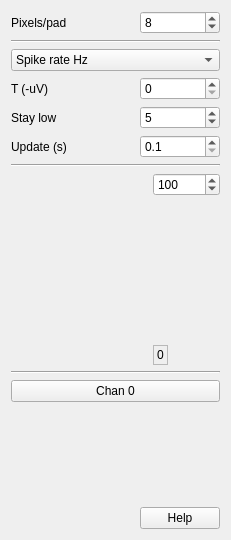
This is Forms/SVShankViewTab.ui in billkarsh/SpikeGLX as Qt 5 draws it before an edit. The edited form follows.
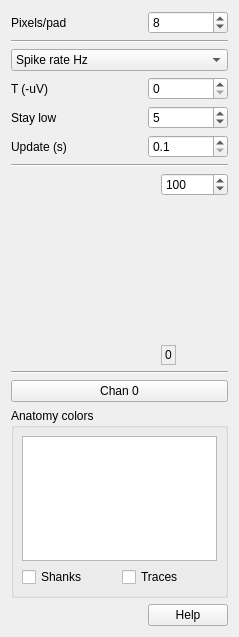
This is the edited form. Custom widgets are drawn as their Qt base class.

Commit message: Legend in the making

Diff of the .ui file:
```diff
--- a/Forms/SVShankViewTab.ui
+++ b/Forms/SVShankViewTab.ui
@@ -6,56 +6,22 @@
    <rect>
     <x>0</x>
     <y>0</y>
-    <width>231</width>
-    <height>540</height>
+    <width>239</width>
+    <height>637</height>
    </rect>
   </property>
   <property name="windowTitle">
    <string>Form</string>
   </property>
-  <layout class="QGridLayout" name="gridLayout_2" rowstretch="0,0,0,0,0,0,0,0,0,0,1,0">
-   <item row="9" column="0" colspan="3">
-    <widget class="QPushButton" name="chanBut">
-     <property name="sizePolicy">
-      <sizepolicy hsizetype="MinimumExpanding" vsizetype="Fixed">
-       <horstretch>0</horstretch>
-       <verstretch>0</verstretch>
-      </sizepolicy>
-     </property>
-     <property name="toolTip">
-      <string>Selected channel (click to find)</string>
-     </property>
+  <layout class="QGridLayout" name="gridLayout_3">
+   <item row="0" column="0">
+    <widget class="QLabel" name="label">
      <property name="text">
-      <string>Chan 0</string>
+      <string>Pixels/pad</string>
      </property>
     </widget>
    </item>
-   <item row="4" column="2">
-    <widget class="QSpinBox" name="inarowSB">
-     <property name="sizePolicy">
-      <sizepolicy hsizetype="Preferred" vsizetype="Fixed">
-       <horstretch>0</horstretch>
-       <verstretch>0</verstretch>
-      </sizepolicy>
-     </property>
-     <property name="toolTip">
-      <string>Stay beyond threshold this many counts</string>
-     </property>
-     <property name="minimum">
-      <number>1</number>
-     </property>
-     <property name="maximum">
-      <number>100</number>
-     </property>
-     <property name="singleStep">
-      <number>1</number>
-     </property>
-     <property name="value">
-      <number>5</number>
-     </property>
-    </widget>
-   </item>
-   <item row="0" column="2">
+   <item row="0" column="1">
     <widget class="QSpinBox" name="ypixSB">
      <property name="sizePolicy">
       <sizepolicy hsizetype="Preferred" vsizetype="Fixed">
@@ -80,14 +46,7 @@
      </property>
     </widget>
    </item>
-   <item row="5" column="0">
-    <widget class="QLabel" name="label_4">
-     <property name="text">
-      <string>Update (s)</string>
-     </property>
-    </widget>
-   </item>
-   <item row="1" column="0" colspan="3">
+   <item row="1" column="0" colspan="2">
     <widget class="Line" name="line">
      <property name="sizePolicy">
       <sizepolicy hsizetype="MinimumExpanding" vsizetype="Fixed">
@@ -106,7 +65,14 @@
      </property>
     </widget>
    </item>
-   <item row="3" column="2">
+   <item row="3" column="0">
+    <widget class="QLabel" name="label_2">
+     <property name="text">
+      <string>T (-uV)</string>
+     </property>
+    </widget>
+   </item>
+   <item row="3" column="1">
     <widget class="QSpinBox" name="TSB">
      <property name="sizePolicy">
       <sizepolicy hsizetype="Preferred" vsizetype="Fixed">
@@ -125,39 +91,46 @@
      </property>
     </widget>
    </item>
-   <item row="6" column="0" colspan="3">
-    <widget class="Line" name="line_2">
-     <property name="sizePolicy">
-      <sizepolicy hsizetype="MinimumExpanding" vsizetype="Fixed">
-       <horstretch>0</horstretch>
-       <verstretch>0</verstretch>
-      </sizepolicy>
-     </property>
-     <property name="minimumSize">
-      <size>
-       <width>20</width>
-       <height>0</height>
-      </size>
-     </property>
-     <property name="orientation">
-      <enum>Qt::Horizontal</enum>
+   <item row="4" column="0">
+    <widget class="QLabel" name="label_3">
+     <property name="text">
+      <string>Stay low</string>
      </property>
     </widget>
    </item>
-   <item row="11" column="2">
-    <widget class="QPushButton" name="helpBut">
+   <item row="4" column="1">
+    <widget class="QSpinBox" name="inarowSB">
      <property name="sizePolicy">
       <sizepolicy hsizetype="Preferred" vsizetype="Fixed">
        <horstretch>0</horstretch>
        <verstretch>0</verstretch>
       </sizepolicy>
      </property>
+     <property name="toolTip">
+      <string>Stay beyond threshold this many counts</string>
+     </property>
+     <property name="minimum">
+      <number>1</number>
+     </property>
+     <property name="maximum">
+      <number>100</number>
+     </property>
+     <property name="singleStep">
+      <number>1</number>
+     </property>
+     <property name="value">
+      <number>5</number>
+     </property>
+    </widget>
+   </item>
+   <item row="5" column="0">
+    <widget class="QLabel" name="label_4">
      <property name="text">
-      <string>Help</string>
+      <string>Update (s)</string>
      </property>
     </widget>
    </item>
-   <item row="5" column="2">
+   <item row="5" column="1">
     <widget class="QDoubleSpinBox" name="updtSB">
      <property name="sizePolicy">
       <sizepolicy hsizetype="Preferred" vsizetype="Fixed">
@@ -182,8 +155,8 @@
      </property>
     </widget>
    </item>
-   <item row="8" column="0" colspan="3">
-    <widget class="Line" name="line_3">
+   <item row="6" column="0" colspan="2">
+    <widget class="Line" name="line_2">
      <property name="sizePolicy">
       <sizepolicy hsizetype="MinimumExpanding" vsizetype="Fixed">
        <horstretch>0</horstretch>
@@ -201,60 +174,7 @@
      </property>
     </widget>
    </item>
-   <item row="2" column="0" colspan="3">
-    <widget class="QComboBox" name="whatCB">
-     <item>
-      <property name="text">
-       <string>Spike rate Hz</string>
-      </property>
-     </item>
-     <item>
-      <property name="text">
-       <string>AP pk-pk uV</string>
-      </property>
-     </item>
-     <item>
-      <property name="text">
-       <string>LF pk-pk uV</string>
-      </property>
-     </item>
-    </widget>
-   </item>
-   <item row="3" column="0">
-    <widget class="QLabel" name="label_2">
-     <property name="text">
-      <string>T (-uV)</string>
-     </property>
-    </widget>
-   </item>
-   <item row="4" column="0">
-    <widget class="QLabel" name="label_3">
-     <property name="text">
-      <string>Stay low</string>
-     </property>
-    </widget>
-   </item>
-   <item row="0" column="0">
-    <widget class="QLabel" name="label">
-     <property name="text">
-      <string>Pixels/pad</string>
-     </property>
-    </widget>
-   </item>
-   <item row="10" column="1">
-    <spacer name="verticalSpacer_2">
-     <property name="orientation">
-      <enum>Qt::Vertical</enum>
-     </property>
-     <property name="sizeHint" stdset="0">
-      <size>
-       <width>20</width>
-       <height>40</height>
-      </size>
-     </property>
-    </spacer>
-   </item>
-   <item row="7" column="0" colspan="3">
+   <item row="7" column="0" colspan="2">
     <layout class="QGridLayout" name="gridLayout" columnstretch="0,0,0">
      <item row="0" column="2">
       <widget class="QSpinBox" name="rngSB">
@@ -344,6 +264,91 @@
      </item>
     </layout>
    </item>
+   <item row="8" column="0" colspan="2">
+    <widget class="Line" name="line_3">
+     <property name="sizePolicy">
+      <sizepolicy hsizetype="MinimumExpanding" vsizetype="Fixed">
+       <horstretch>0</horstretch>
+       <verstretch>0</verstretch>
+      </sizepolicy>
+     </property>
+     <property name="minimumSize">
+      <size>
+       <width>20</width>
+       <height>0</height>
+      </size>
+     </property>
+     <property name="orientation">
+      <enum>Qt::Horizontal</enum>
+     </property>
+    </widget>
+   </item>
+   <item row="10" column="0" colspan="2">
+    <widget class="QGroupBox" name="anatomyGB">
+     <property name="title">
+      <string>Anatomy colors</string>
+     </property>
+     <layout class="QGridLayout" name="gridLayout_2">
+      <property name="leftMargin">
+       <number>8</number>
+      </property>
+      <property name="topMargin">
+       <number>8</number>
+      </property>
+      <property name="rightMargin">
+       <number>8</number>
+      </property>
+      <property name="bottomMargin">
+       <number>8</number>
+      </property>
+      <item row="0" column="0" colspan="2">
+       <widget class="QTextEdit" name="legendTE">
+        <property name="sizePolicy">
+         <sizepolicy hsizetype="Expanding" vsizetype="Expanding">
+          <horstretch>0</horstretch>
+          <verstretch>0</verstretch>
+         </sizepolicy>
+        </property>
+        <property name="focusPolicy">
+         <enum>Qt::NoFocus</enum>
+        </property>
+        <property name="horizontalScrollBarPolicy">
+         <enum>Qt::ScrollBarAsNeeded</enum>
+        </property>
+        <property name="sizeAdjustPolicy">
+         <enum>QAbstractScrollArea::AdjustIgnored</enum>
+        </property>
+        <property name="autoFormatting">
+         <set>QTextEdit::AutoNone</set>
+        </property>
+        <property name="undoRedoEnabled">
+         <bool>false</bool>
+        </property>
+        <property name="lineWrapMode">
+         <enum>QTextEdit::NoWrap</enum>
+        </property>
+        <property name="readOnly">
+         <bool>true</bool>
+        </property>
+       </widget>
+      </item>
+      <item row="1" column="0">
+       <widget class="QCheckBox" name="shanksChk">
+        <property name="text">
+         <string>Shanks</string>
+        </property>
+       </widget>
+      </item>
+      <item row="1" column="1">
+       <widget class="QCheckBox" name="tracesChk">
+        <property name="text">
+         <string>Traces</string>
+        </property>
+       </widget>
+      </item>
+     </layout>
+    </widget>
+   </item>
    <item row="11" column="0">
     <spacer name="horizontalSpacer">
      <property name="orientation">
@@ -357,6 +362,54 @@
      </property>
     </spacer>
    </item>
+   <item row="11" column="1">
+    <widget class="QPushButton" name="helpBut">
+     <property name="sizePolicy">
+      <sizepolicy hsizetype="Preferred" vsizetype="Fixed">
+       <horstretch>0</horstretch>
+       <verstretch>0</verstretch>
+      </sizepolicy>
+     </property>
+     <property name="text">
+      <string>Help</string>
+     </property>
+    </widget>
+   </item>
+   <item row="9" column="0" colspan="2">
+    <widget class="QPushButton" name="chanBut">
+     <property name="sizePolicy">
+      <sizepolicy hsizetype="MinimumExpanding" vsizetype="Fixed">
+       <horstretch>0</horstretch>
+       <verstretch>0</verstretch>
+      </sizepolicy>
+     </property>
+     <property name="toolTip">
+      <string>Selected channel (click to find)</string>
+     </property>
+     <property name="text">
+      <string>Chan 0</string>
+     </property>
+    </widget>
+   </item>
+   <item row="2" column="0" colspan="2">
+    <widget class="QComboBox" name="whatCB">
+     <item>
+      <property name="text">
+       <string>Spike rate Hz</string>
+      </property>
+     </item>
+     <item>
+      <property name="text">
+       <string>AP pk-pk uV</string>
+      </property>
+     </item>
+     <item>
+      <property name="text">
+       <string>LF pk-pk uV</string>
+      </property>
+     </item>
+    </widget>
+   </item>
   </layout>
  </widget>
  <customwidgets>
```
Left out of the diff: 3 changed lines with no effect on the pictures. The commit also changes 19 other files.
